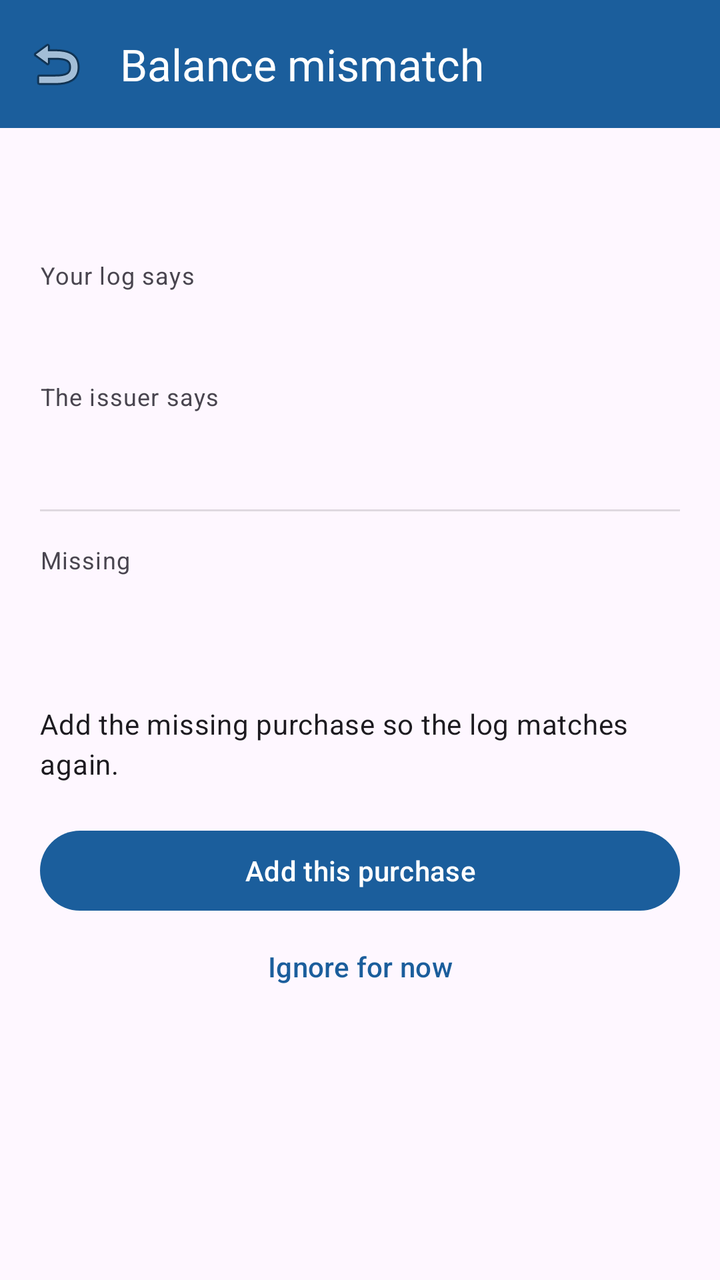
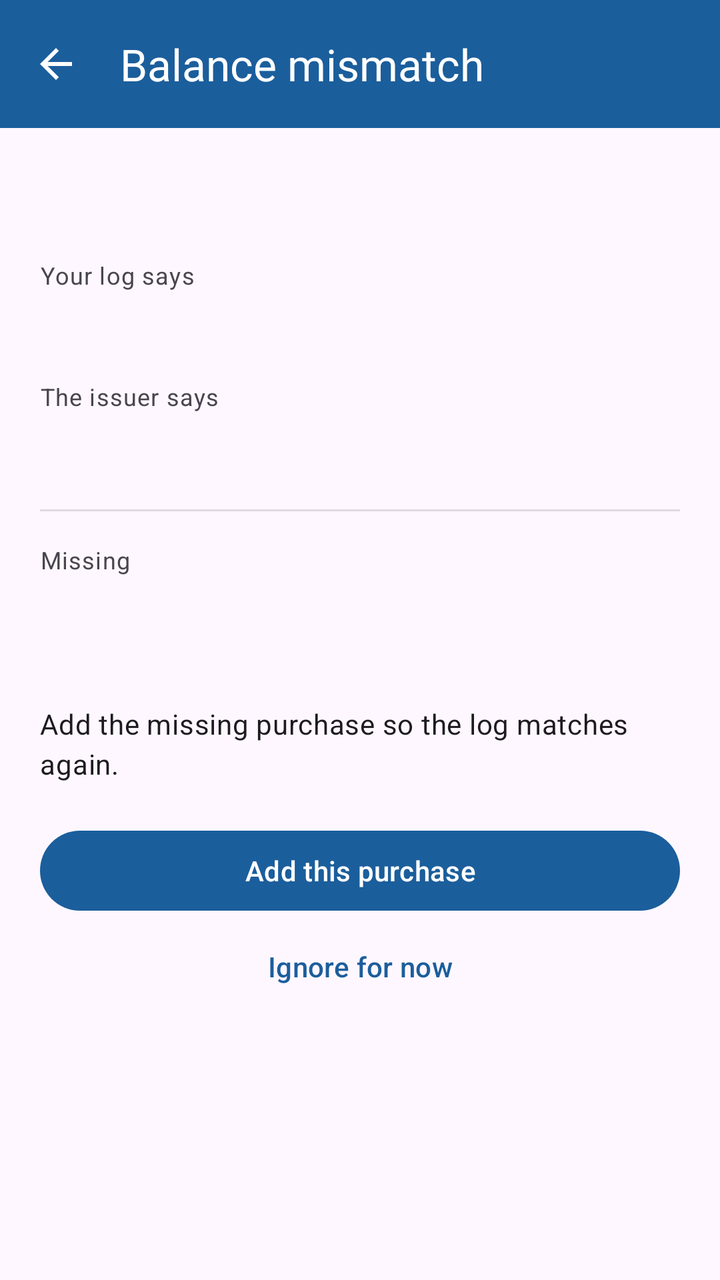

The first picture is an Android layout as it rendered before a commit; the second is the same layout after the commit. The layout source and the unified diff follow.
<!-- AndroidManifest.xml: application theme Theme.MyCards -->
<!-- res/layout/activity_reconcile.xml -->
<?xml version="1.0" encoding="utf-8"?>
<LinearLayout xmlns:android="http://schemas.android.com/apk/res/android"
    xmlns:app="http://schemas.android.com/apk/res-auto"
    android:layout_width="match_parent"
    android:layout_height="match_parent"
    android:orientation="vertical">

    <com.google.android.material.appbar.MaterialToolbar
        android:id="@+id/toolbar"
        android:layout_width="match_parent"
        android:layout_height="?attr/actionBarSize"
        android:background="@color/toolbar_background"
        app:navigationIcon="@android:drawable/ic_menu_revert"
        app:title="@string/reconcile_title"
        app:titleTextColor="@color/toolbar_on_background" />

    <LinearLayout
        android:layout_width="match_parent"
        android:layout_height="wrap_content"
        android:orientation="vertical"
        android:padding="20dp">

        <TextView
            android:id="@+id/cardName"
            android:layout_width="match_parent"
            android:layout_height="wrap_content"
            android:textAppearance="?attr/textAppearanceTitleLarge" />

        <TextView
            android:layout_width="match_parent"
            android:layout_height="wrap_content"
            android:layout_marginTop="16dp"
            android:text="@string/reconcile_expected"
            android:textAppearance="@style/TextAppearance.MyCards.Meta" />

        <TextView
            android:id="@+id/expectedValue"
            android:layout_width="match_parent"
            android:layout_height="wrap_content"
            android:textAppearance="?attr/textAppearanceHeadlineSmall" />

        <TextView
            android:layout_width="match_parent"
            android:layout_height="wrap_content"
            android:layout_marginTop="12dp"
            android:text="@string/reconcile_actual"
            android:textAppearance="@style/TextAppearance.MyCards.Meta" />

        <TextView
            android:id="@+id/actualValue"
            android:layout_width="match_parent"
            android:layout_height="wrap_content"
            android:textAppearance="?attr/textAppearanceHeadlineSmall" />

        <View
            android:layout_width="match_parent"
            android:layout_height="1dp"
            android:layout_marginTop="16dp"
            android:background="?android:attr/listDivider" />

        <TextView
            android:layout_width="match_parent"
            android:layout_height="wrap_content"
            android:layout_marginTop="16dp"
            android:text="@string/reconcile_difference"
            android:textAppearance="@style/TextAppearance.MyCards.Meta" />

        <TextView
            android:id="@+id/differenceValue"
            android:layout_width="match_parent"
            android:layout_height="wrap_content"
            android:textAppearance="?attr/textAppearanceDisplaySmall"
            android:textColor="@color/expiry_warning" />

        <TextView
            android:layout_width="match_parent"
            android:layout_height="wrap_content"
            android:layout_marginTop="16dp"
            android:text="@string/reconcile_explain"
            android:textAppearance="?attr/textAppearanceBodyMedium" />

        <com.google.android.material.button.MaterialButton
            android:id="@+id/addMissingButton"
            android:layout_width="match_parent"
            android:layout_height="wrap_content"
            android:layout_marginTop="20dp"
            android:text="@string/reconcile_add" />

        <com.google.android.material.button.MaterialButton
            android:id="@+id/dismissButton"
            style="@style/Widget.Material3.Button.TextButton"
            android:layout_width="match_parent"
            android:layout_height="wrap_content"
            android:text="@string/reconcile_dismiss" />
    </LinearLayout>
</LinearLayout>
<!-- resources referenced by this layout -->
<resources>
  <color name="expiry_warning">#B26A00</color>
  <color name="toolbar_background">#1B5E9C</color>
  <color name="toolbar_on_background">#FFFFFF</color>
  <string name="reconcile_actual">The issuer says</string>
  <string name="reconcile_add">Add this purchase</string>
  <string name="reconcile_difference">Missing</string>
  <string name="reconcile_dismiss">Ignore for now</string>
  <string name="reconcile_expected">Your log says</string>
  <string name="reconcile_explain">Add the missing purchase so the log matches again.</string>
  <string name="reconcile_title">Balance mismatch</string>
  <style name="TextAppearance.MyCards.Meta" parent="TextAppearance.Material3.BodySmall">
          <item name="android:alpha">0.75</item>
      </style>
  <style name="Theme.MyCards" parent="Theme.Material3.DayNight.NoActionBar">
          <item name="colorPrimary">@color/brand_primary</item>
          <item name="colorOnPrimary">@color/brand_on_primary</item>
          <item name="colorPrimaryContainer">@color/brand_primary_container</item>
          <item name="colorOnPrimaryContainer">@color/brand_on_primary_container</item>
          <item name="colorSecondary">@color/brand_secondary</item>
          
          <item name="android:statusBarColor" tools:targetApi="l">@color/toolbar_background</item>
      </style>
  <color name="brand_primary">#1B5E9C</color>
  <color name="brand_on_primary">#FFFFFF</color>
  <color name="brand_primary_container">#D3E4F7</color>
  <color name="brand_on_primary_container">#0B2A45</color>
  <color name="brand_secondary">#2E7D5B</color>
</resources>

<!-- the commit's change to res/layout/activity_reconcile.xml (unified diff, before → after) -->
@@ -10,7 +10,7 @@
         android:layout_width="match_parent"
         android:layout_height="?attr/actionBarSize"
         android:background="@color/toolbar_background"
-        app:navigationIcon="@android:drawable/ic_menu_revert"
+        app:navigationIcon="@drawable/ic_arrow_back"
         app:title="@string/reconcile_title"
         app:titleTextColor="@color/toolbar_on_background" />
 
<!-- resource entries referenced after the edit -->
@@ -3,6 +3,18 @@
   <color name="expiry_warning">#B26A00</color>
   <color name="toolbar_background">#1B5E9C</color>
   <color name="toolbar_on_background">#FFFFFF</color>
+  <!-- drawable ic_arrow_back (drawable) -->
+  <vector xmlns:android="http://schemas.android.com/apk/res/android"
+      android:width="24dp"
+      android:height="24dp"
+      android:viewportWidth="24"
+      android:viewportHeight="24"
+      android:autoMirrored="true"
+      android:tint="@color/toolbar_on_background">
+      <path
+          android:fillColor="@android:color/white"
+          android:pathData="M20,11H7.83l5.59,-5.59L12,4l-8,8 8,8 1.41,-1.41L7.83,13H20v-2z" />
+  </vector>
   <string name="reconcile_actual">The issuer says</string>
   <string name="reconcile_add">Add this purchase</string>
   <string name="reconcile_difference">Missing</string>
